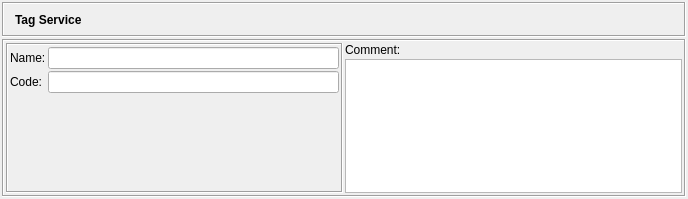
fwbuilder/fwbuilder, file src/gui/tagservicedialog_q.ui: the form before one commit.
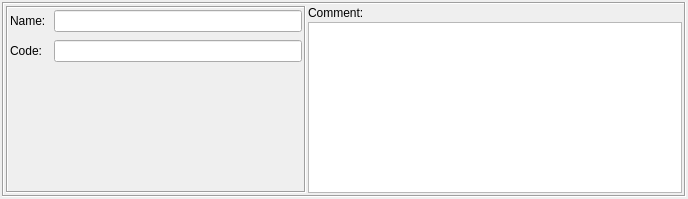
The form after the commit. Icons and pictures are not drawn.

Commit message: fixes #491, #501 dialog layout fixes to make them look more consistent, using widget promotion feature in Designer to build stack of editor dialogs in the bottom panel of the main window instead of building them at run time

Diff of the .ui file:
```diff
--- a/src/gui/tagservicedialog_q.ui
+++ b/src/gui/tagservicedialog_q.ui
@@ -17,30 +17,15 @@
     <number>2</number>
    </property>
    <property name="spacing" >
-    <number>2</number>
+    <number>-1</number>
    </property>
    <item row="0" column="0" >
     <layout class="QVBoxLayout" >
      <property name="spacing" >
-      <number>2</number>
+      <number>-1</number>
      </property>
      <item>
-      <widget class="QFrame" name="frame3" >
-       <property name="sizePolicy" >
-        <sizepolicy vsizetype="Fixed" hsizetype="Preferred" >
-         <horstretch>0</horstretch>
-         <verstretch>0</verstretch>
-        </sizepolicy>
-       </property>
-       <property name="minimumSize" >
-        <size>
-         <width>16</width>
-         <height>35</height>
-        </size>
-       </property>
-       <property name="autoFillBackground" >
-        <bool>true</bool>
-       </property>
+      <widget class="QFrame" name="frame7" >
        <property name="frameShape" >
         <enum>QFrame::Box</enum>
        </property>
@@ -48,58 +33,26 @@
         <enum>QFrame::Sunken</enum>
        </property>
        <layout class="QGridLayout" >
-        <property name="margin" >
-         <number>2</number>
-        </property>
-        <property name="spacing" >
-         <number>2</number>
-        </property>
-        <item row="0" column="2" >
-         <widget class="QLabel" name="editorTitle" >
-          <property name="font" >
-           <font>
-            <weight>75</weight>
-            <bold>true</bold>
-           </font>
-          </property>
-          <property name="text" >
-           <string>Tag Service</string>
-          </property>
-          <property name="wordWrap" >
-           <bool>false</bool>
-          </property>
-         </widget>
-        </item>
-        <item row="0" column="1" >
-         <widget class="QLabel" name="label" >
+        <item rowspan="2" row="0" column="0" >
+         <widget class="QFrame" name="frame39" >
           <property name="sizePolicy" >
-           <sizepolicy vsizetype="Preferred" hsizetype="Maximum" >
+           <sizepolicy vsizetype="Preferred" hsizetype="Fixed" >
             <horstretch>0</horstretch>
             <verstretch>0</verstretch>
            </sizepolicy>
           </property>
-          <property name="text" >
-           <string/>
+          <property name="minimumSize" >
+           <size>
+            <width>300</width>
+            <height>0</height>
+           </size>
           </property>
-          <property name="pixmap" >
-           <pixmap resource="MainRes.qrc" >:/Icons/TagService/icon</pixmap>
+          <property name="maximumSize" >
+           <size>
+            <width>300</width>
+            <height>16777215</height>
+           </size>
           </property>
-         </widget>
-        </item>
-       </layout>
-      </widget>
-     </item>
-     <item>
-      <widget class="QFrame" name="frame7" >
-       <property name="frameShape" >
-        <enum>QFrame::Box</enum>
-       </property>
-       <property name="frameShadow" >
-        <enum>QFrame::Sunken</enum>
-       </property>
-       <layout class="QGridLayout" >
-        <item rowspan="2" row="0" column="0" >
-         <widget class="QFrame" name="frame39" >
           <property name="frameShape" >
            <enum>QFrame::Box</enum>
           </property>
@@ -107,6 +60,9 @@
            <enum>QFrame::Sunken</enum>
           </property>
           <layout class="QGridLayout" >
+           <property name="spacing" >
+            <number>8</number>
+           </property>
            <item row="0" column="0" >
             <widget class="QLabel" name="textLabel1" >
              <property name="text" >
```
The commit also changes 49 other files.
